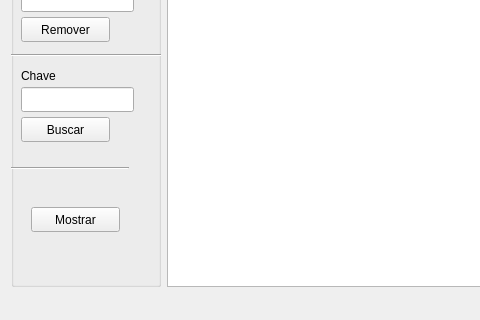
Above: qt/Patricia/mainwindow.ui from vnpavanelli/Patricia before the change; both pictures show x 0 to 480 and y 250 to 570 of the 1049 by 570 pixel window. Below: the same form after it.
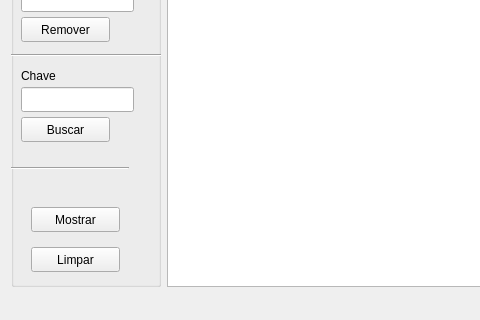
That is the form after the change.

Diff of the .ui file:
```diff
--- a/qt/Patricia/mainwindow.ui
+++ b/qt/Patricia/mainwindow.ui
@@ -209,6 +209,19 @@
         <string>Mostrar</string>
        </property>
       </widget>
+      <widget class="QPushButton" name="pushButton">
+       <property name="geometry">
+        <rect>
+         <x>20</x>
+         <y>450</y>
+         <width>89</width>
+         <height>25</height>
+        </rect>
+       </property>
+       <property name="text">
+        <string>Limpar</string>
+       </property>
+      </widget>
      </widget>
     </item>
     <item>
```
Left out of the diff: 6 changed lines with no effect on the pictures.
